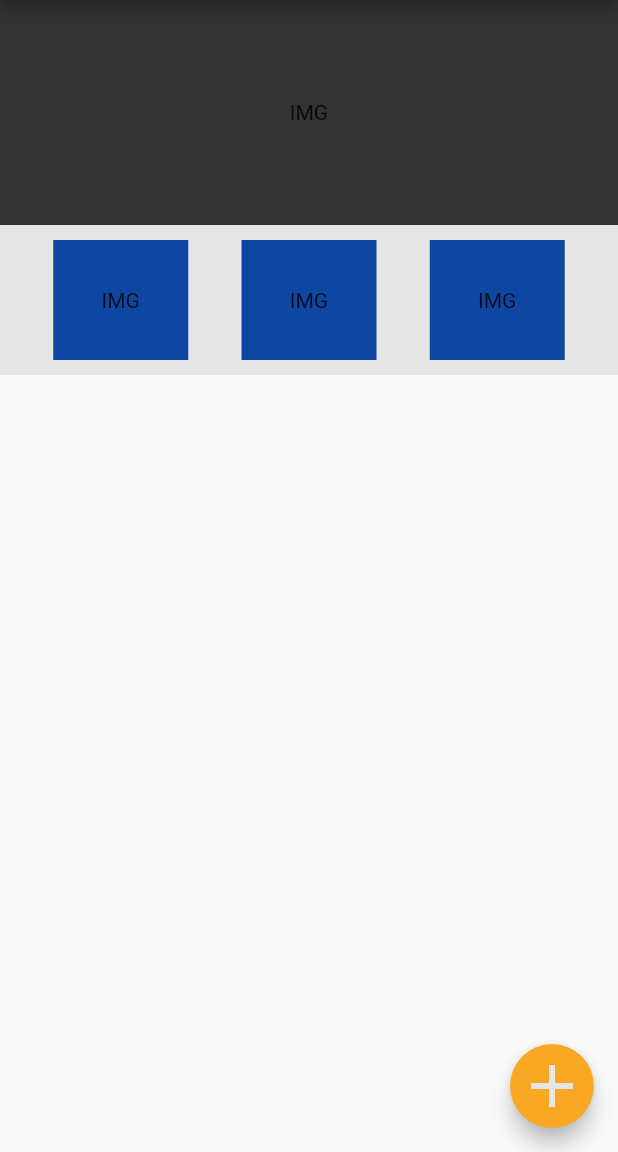
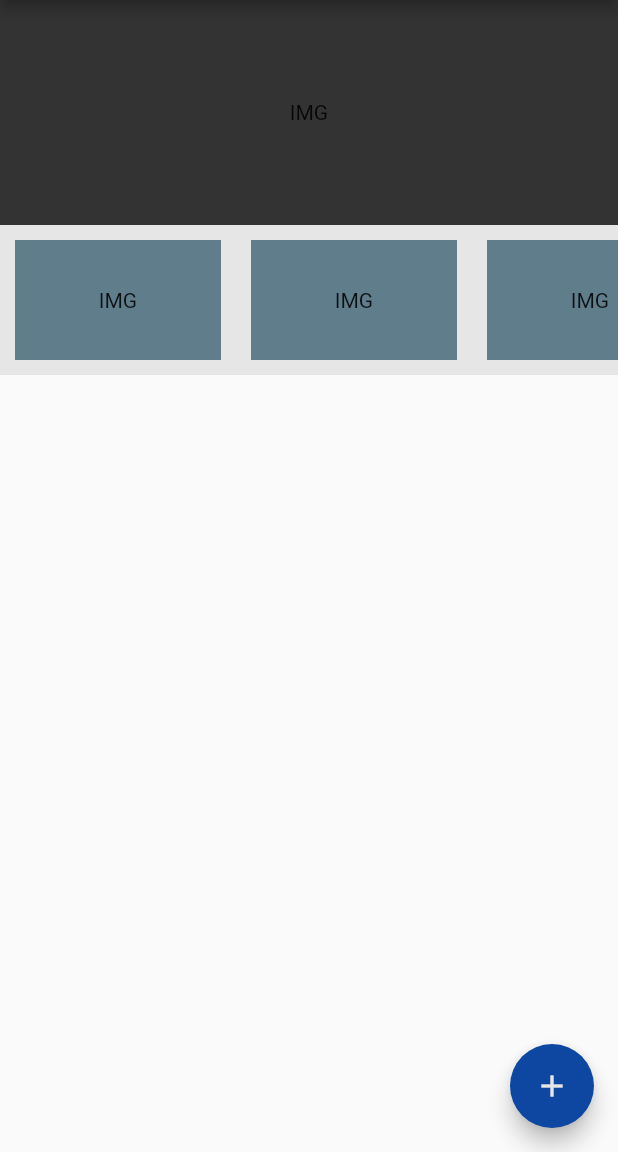
Before and after one commit to thizer/delivery_app, a Flutter app: the screen it shows after launch, after a tap on "ENTRAR", on a phone screen of 412 x 824 dp, the part 84-1236 px from its top. Run offline on Flutter 3.47's test engine with Material 2 defaults, Android fonts, the phone set to English and light mode, and no system bars; our stand-ins replace cloud_firestore; accounts and stored records are empty.

Commit message:
Melhoria de código

```diff
--- a/lib/main.dart
+++ b/lib/main.dart
@@ -1,6 +1,6 @@
-import 'package:cloud_firestore/cloud_firestore.dart';
-import 'package:delivery_app/layout.dart';
-import 'package:delivery_app/login.dart';
+import 'package:delivery_app/views/layout.dart';
+import 'package:delivery_app/views/login/login_page.dart';
+import 'package:delivery_app/views/home/home_page.dart';
 import 'package:flutter/material.dart';
 // import 'package:onesignal_flutter/onesignal_flutter.dart';
 
@@ -25,9 +25,9 @@ class MyApp extends StatelessWidget {
         primaryColor: Layout.primary(),
         accentColor: Layout.secondary(),
         textTheme: TextTheme(
-          headline: TextStyle(fontWeight: FontWeight.bold, fontSize: 48),
-          title: TextStyle(fontSize: 24, fontStyle: FontStyle.italic),
-          body1: TextStyle(fontSize: 14),
+          headline5: TextStyle(fontWeight: FontWeight.bold, fontSize: 48),
+          headline6: TextStyle(fontSize: 24, fontStyle: FontStyle.italic),
+          bodyText2: TextStyle(fontSize: 14),
         ),
         buttonTheme: ButtonThemeData(
           buttonColor: Layout.secondary(),
@@ -35,114 +35,11 @@ class MyApp extends StatelessWidget {
         ),
       ),
       debugShowCheckedModeBanner: false,
+      initialRoute: LoginPage.tag,
       routes: {
-        '/': (context) => LoginPage(),
-        '/home': (context) => MyHomePage(title: 'Delivery App'),
+        LoginPage.tag: (context) => LoginPage(),
+        HomePage.tag: (context) => HomePage(),
       },
     );
   }
 }
-
-class MyHomePage extends StatefulWidget {
-  MyHomePage({Key key, this.title}) : super(key: key);
-
-  final String title;
-
-  @override
-  _MyHomePageState createState() => _MyHomePageState();
-}
-
-class _MyHomePageState extends State<MyHomePage> {
-  @override
-  Widget build(BuildContext context) {
-    Widget content = StreamBuilder(
-      stream: Firestore.instance.collection('pedido').snapshots(),
-      builder: (BuildContext context, AsyncSnapshot snapshot) {
-        if (snapshot.hasError) {
-          return Text('Error: ${snapshot.error}');
-        }
-
-        switch (snapshot.connectionState) {
-          case ConnectionState.waiting:
-            return LinearProgressIndicator();
-            break;
-          default:
-            return Center(
-              child: ListView(
-                children: snapshot.data.documents.map<Widget>((DocumentSnapshot doc) {
-                  // Map<String, dynamic>.from(doc.data['sabores']).forEach((key, item) {
-                  //   item.get().then((DocumentSnapshot sabor) {
-                  //     print(sabor.data);
-                  //   });
-
-                  //   print([key]);
-                  // });
-
-                  // Produto
-                  // (doc.data['sabores']).get().then((DocumentSnapshot produto) {
-                  //   print(produto.data);
-                  // });
-
-                  return ListTile(
-                    leading: Icon(Icons.people, size: 52),
-                    // title: Text('Título do registro'),
-                    // subtitle: Text('Da pra fazer ficar bem legal'),
-                    title: Text("${doc.data['cliente_nome']}"),
-                    subtitle: Text("Valor total: ${doc.data['valor_total'].toString()}"),
-                  );
-                }).toList(),
-              ),
-            );
-        }
-      },
-    );
-
-    return Layout.render(Column(
-      children: <Widget>[
-        Container(
-          color: Layout.dark(),
-          height: 150,
-          child: Center(child: Text('IMG')),
-        ),
-        Container(
-            height: 100,
-            color: Layout.light(),
-            child: Row(
-              mainAxisAlignment: MainAxisAlignment.spaceBetween,
-              children: <Widget>[
-                SizedBox(width: 5),
-                Padding(
-                  padding: EdgeInsets.fromLTRB(5, 10, 5, 10),
-                  child: Container(
-                    height: 80,
-                    width: 90,
-                    color: Layout.info(),
-                    child: Center(child: Text('IMG')),
-                  ),
-                ),
-                Padding(
-                  padding: EdgeInsets.fromLTRB(5, 10, 5, 10),
-                  child: Container(
-                    height: 80,
-                    width: 90,
-                    color: Layout.info(),
-                    child: Center(child: Text('IMG')),
-                  ),
-                ),
-                Padding(
-                  padding: EdgeInsets.fromLTRB(5, 10, 5, 10),
-                  child: Container(
-                    height: 80,
-                    width: 90,
-                    color: Layout.info(),
-                    child: Center(child: Text('IMG')),
-                  ),
-                ),
-                SizedBox(width: 5),
-              ],
-            )),
-        Expanded(child: content),
-      ],
-    ));
-  }
-}
--- /dev/null
+++ b/lib/views/home/home_page.dart
@@ -0,0 +1,80 @@
+import 'package:cloud_firestore/cloud_firestore.dart';
+import 'package:delivery_app/views/layout.dart';
+import 'package:flutter/material.dart';
+
+class HomePage extends StatelessWidget {
+  static String tag = '/home';
+
+  @override
+  Widget build(BuildContext context) {
+    Widget content = StreamBuilder(
+      stream: Firestore.instance.collection('pedido').snapshots(),
+      builder: (BuildContext context, AsyncSnapshot snapshot) {
+        if (snapshot.hasError) {
+          return Text('Error: ${snapshot.error}');
+        }
+
+        switch (snapshot.connectionState) {
+          case ConnectionState.waiting:
+            return Align(
+              alignment: Alignment.topCenter,
+              child: LinearProgressIndicator(),
+            );
+            break;
+          default:
+            return Center(
+              child: ListView(
+                children: snapshot.data.documents.map<Widget>((DocumentSnapshot doc) {
+                  return ListTile(
+                    leading: Icon(Icons.people, size: 52),
+                    title: Text("${doc.data['cliente_nome']}"),
+                    subtitle: Text("Valor total: ${doc.data['valor_total'].toString()}"),
+                  );
+                }).toList(),
+              ),
+            );
+        }
+      },
+    );
+
+    return Layout.render(
+      context,
+      child: Column(
+        children: <Widget>[
+          Container(
+            color: Layout.dark(),
+            height: 150,
+            child: Center(child: Text('IMG')),
+          ),
+          Container(
+            height: 100,
+            color: Layout.light(),
+            child: ListView.builder(
+              scrollDirection: Axis.horizontal,
+              itemCount: 3,
+              itemBuilder: (BuildContext context, int i) {
+                return Container(
+                  width: MediaQuery.of(context).size.width / 3,
+                  height: 80,
+                  color: Colors.blueGrey,
+                  margin: EdgeInsets.all(10),
+                  child: Center(child: Text('IMG')),
+                );
+              },
+            ),
+          ),
+          Expanded(child: content),
+        ],
+      ),
+      floatingActionButton: FloatingActionButton(
+        onPressed: () {},
+        tooltip: 'Increment',
+        backgroundColor: Layout.info(),
+        child: Icon(
+          Icons.add,
+          color: Layout.light(),
+        ),
+      ),
+    );
+  }
+}
--- a/lib/layout.dart
+++ b/lib/views/layout.dart
@@ -1,22 +1,17 @@
-import 'package:cloud_firestore/cloud_firestore.dart';
 import 'package:flutter/material.dart';
 
 class Layout {
-  static Widget render(Widget content, [String title = 'Delivery App']) {
+  static Widget render(
+    BuildContext context, {
+    Widget child,
+    floatingActionButton,
+  }) {
     return Scaffold(
       appBar: AppBar(
-        title: Text(title),
+        title: Text('Delivery App'),
       ),
-      body: content,
-      floatingActionButton: FloatingActionButton(
-        onPressed: () {},
-        tooltip: 'Increment',
-        child: Icon(
-          Icons.add,
-          color: Layout.light(),
-          size: 48,
-        ),
-      ),
+      body: child,
+      floatingActionButton: floatingActionButton,
     );
   }
 
--- a/lib/login.dart
+++ b/lib/views/login/login_page.dart
@@ -1,12 +1,14 @@
-import 'package:delivery_app/layout.dart';
+import 'package:delivery_app/views/layout.dart';
 import 'package:flutter/material.dart';
 
 class LoginPage extends StatelessWidget {
+  static String tag = '/login';
+
   @override
   Widget build(BuildContext context) {
     //
     // Captura o tema do titulo
-    TextStyle titleTheme = Theme.of(context).textTheme.title.copyWith(
+    TextStyle titleTheme = Theme.of(context).textTheme.headline6.copyWith(
           color: Layout.light(),
         );
 
@@ -83,6 +85,7 @@ class LoginPage extends StatelessWidget {
                       ),
                       TextFormField(
                         decoration: InputDecoration(
+                          hintText: 'Email',
                           border: OutlineInputBorder(
                             borderRadius: BorderRadius.all(
                               Radius.circular(10),
@@ -97,11 +100,11 @@ class LoginPage extends StatelessWidget {
                             ),
                           ),
                         ),
-                        initialValue: 'Email',
                       ),
                       SizedBox(height: 15),
                       TextFormField(
                         decoration: InputDecoration(
+                          hintText: 'Senha',
                           border: OutlineInputBorder(
                             borderRadius: BorderRadius.all(
                               Radius.circular(10),
@@ -116,7 +119,7 @@ class LoginPage extends StatelessWidget {
                             ),
                           ),
                         ),
-                        initialValue: 'Senha',
+                        obscureText: true,
                       ),
                       SizedBox(height: 15),
                       SizedBox(
@@ -158,7 +161,7 @@ class LoginPage extends StatelessWidget {
                             ),
                           ),
                         ),
-                        width: MediaQuery.of(context).size.width,
+                        width: double.infinity,
                       ),
                     ],
                   ),
@@ -175,7 +178,11 @@ class LoginPage extends StatelessWidget {
     var totalHeight = MediaQuery.of(context).size.height;
     var heightAvailable = totalHeight - MediaQuery.of(context).viewInsets.bottom;
     var heightIWant = MediaQuery.of(context).size.height * .6;
-    var result = heightIWant > heightAvailable ? heightAvailable : heightIWant;
+
+    var result = heightIWant;
+    if (MediaQuery.of(context).viewInsets.bottom > 0) {
+      result = heightAvailable;
+    }
 
     return result;
   }
```
Also changed, not shown: pubspec.lock, 1 other file.
